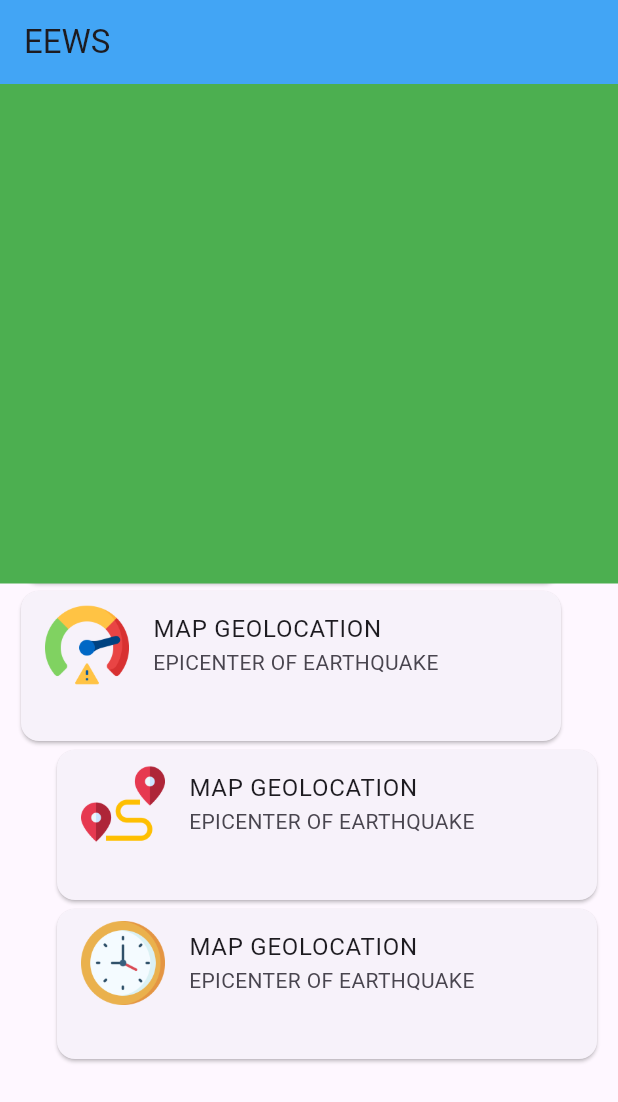
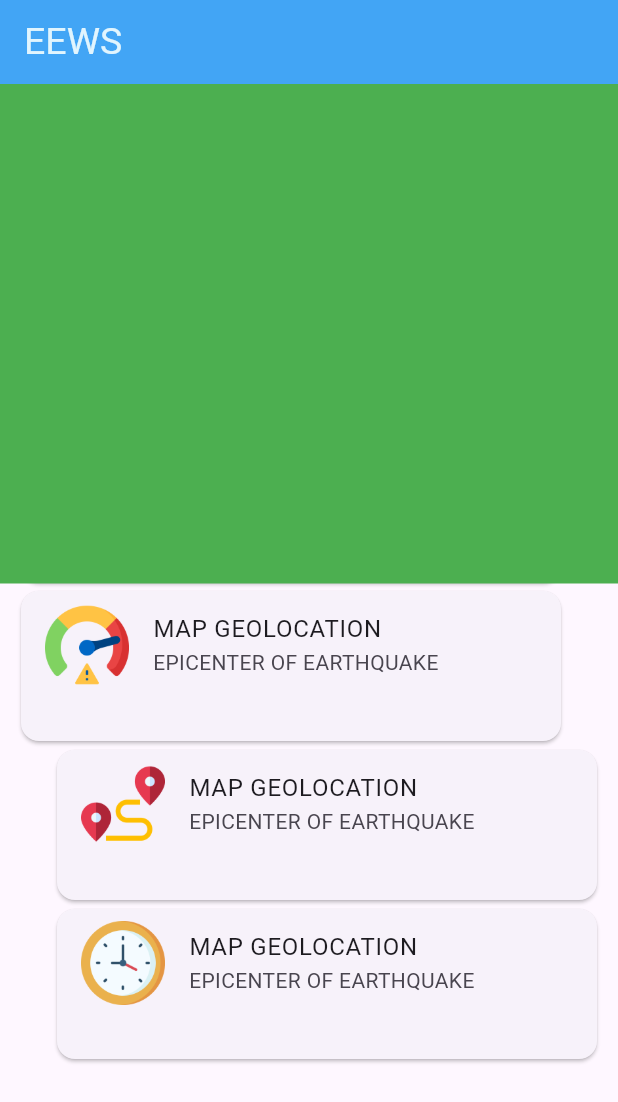
Before and after one commit to dodimarthen/New-EEWS, a Flutter app: the screen it shows after launch, on a phone screen of 412 x 824 dp. Shown: the top 1102 px of the screen. Run offline on Flutter 3.47's test engine with Material 3 defaults, Android fonts, the phone set to English and light mode, and no system bars.

Commit message:
editing the appbar text

```diff
--- a/flutter_application/lib/screens/screenlayout.dart
+++ b/flutter_application/lib/screens/screenlayout.dart
@@ -16,7 +16,11 @@ class _EewsState extends State<Eews> {
   Widget build(BuildContext context) {
     return Scaffold(
       appBar: AppBar(
-        title: const Text('EEWS'),
+        title: Text('EEWS', style: TextStyle(
+          fontSize: 25,
+          color: Colors.lightBlue[50],
+          fontWeight: FontWeight.w400)
+          ),
         backgroundColor: Colors.blue[400],
       ),
       body: Stack(
```
Also changed, not shown: flutter_application/assets/fonts/OoohBaby-Regular.ttf (added).
